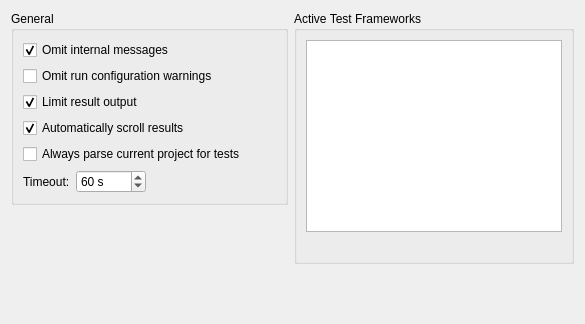
Old version of the form src/plugins/autotest/testsettingspage.ui in the repository qt-creator/qt-creator.
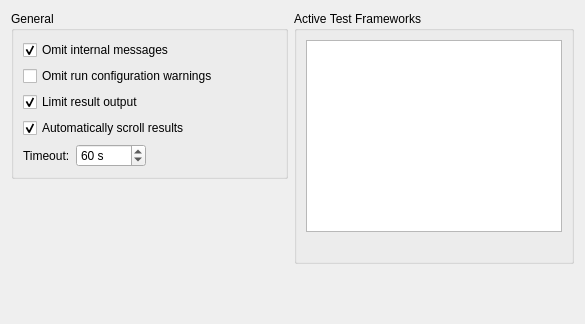
New version of the form.

Commit message:
AutoTest: Always parse if plugin is enabled
Remove the 'Always parse' setting and respective special handling.
This simplifies the handling of parsing for tests and removes
strange special handling that was introduced in earlier versions
and led more to confusion on the user side.

```diff
--- a/src/plugins/autotest/testsettingspage.ui
+++ b/src/plugins/autotest/testsettingspage.ui
@@ -73,16 +73,6 @@
             </property>
            </widget>
           </item>
-          <item>
-           <widget class="QCheckBox" name="alwaysParseCB">
-            <property name="toolTip">
-             <string>Parses for tests even when no Tests related widget is displayed.</string>
-            </property>
-            <property name="text">
-             <string>Always parse current project for tests</string>
-            </property>
-           </widget>
-          </item>
           <item>
            <layout class="QHBoxLayout" name="horizontalLayout_2" stretch="0,0,0">
             <property name="spacing">
```
The commit also changes 12 other files.
